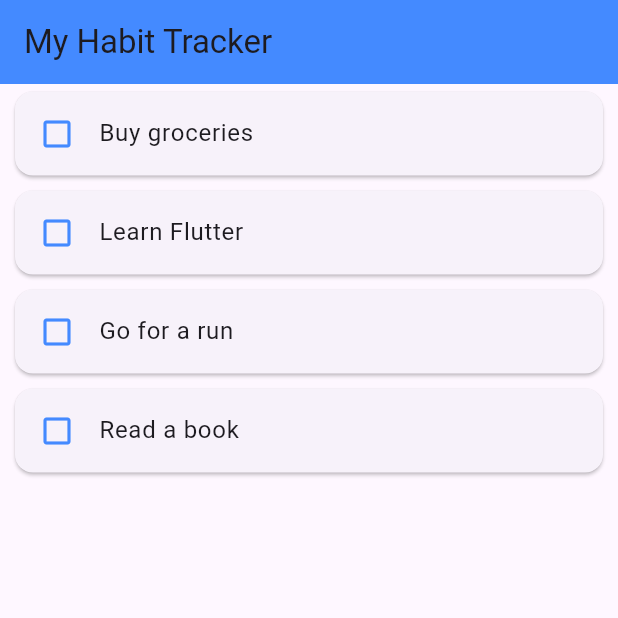
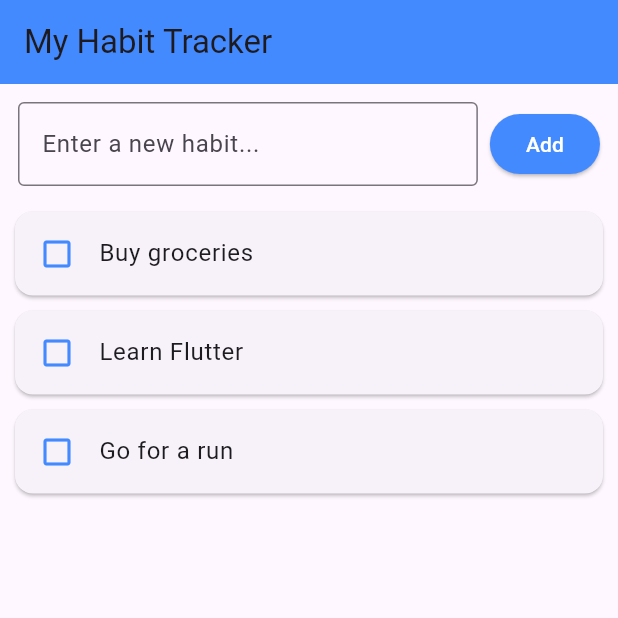
Before and after one commit to phyothant-dev/flutter-step-by-step, a Flutter app: the screen it shows after launch, on a phone screen of 412 x 824 dp, the top half of it. Run offline on Flutter 3.47's test engine with Material 3 defaults, Android fonts, the phone set to English and light mode, and no system bars.

Commit message:
Add TextField and setState interactivity to To-Do App

```diff
--- a/flutter_phase_two/lib/main.dart
+++ b/flutter_phase_two/lib/main.dart
@@ -13,7 +13,6 @@ class TodoApp extends StatelessWidget {
   }
 }
 
-// 1. This is our Stateful Widget! It monitors changes.
 class TodoListScreen extends StatefulWidget {
   const TodoListScreen({super.key});
 
@@ -21,15 +20,25 @@ class TodoListScreen extends StatefulWidget {
   State<TodoListScreen> createState() => _TodoListScreenState();
 }
 
-// 2. This is the "State" class. Our actual UI and data live here.
 class _TodoListScreenState extends State<TodoListScreen> {
-  // This is our app's memory (State). A list of tasks!
-  List<String> tasks = [
-    'Buy groceries',
-    'Learn Flutter',
-    'Go for a run',
-    'Read a book',
-  ];
+  // 1. This is our list of habits (our App Memory/State)
+  List<String> tasks = ['Buy groceries', 'Learn Flutter', 'Go for a run'];
+
+  // 2. This is the controller that captures what the user types inside the box
+  final TextEditingController _textController = TextEditingController();
+
+  // 3. This function adds a new item to our list safely
+  void _addNewTask() {
+    // If the input box is empty, don't do anything!
+    if (_textController.text.isEmpty) return;
+
+    // This is the magic function! It tells Flutter to refresh the screen with new data.
+    setState(() {
+      tasks.add(_textController.text); // Add what the user typed to our list
+      _textController
+          .clear(); // Clear out the input field so it's fresh for next time
+    });
+  }
 
   @override
   Widget build(BuildContext context) {
@@ -38,12 +47,49 @@ class _TodoListScreenState extends State<TodoListScreen> {
         title: const Text('My Habit Tracker'),
         backgroundColor: Colors.blueAccent,
       ),
-      body: ListView.builder(
-        itemCount: tasks.length, // Tells Flutter how many items are in our list
+      body: Column(
+        children: [
+          // 4. This is the input box row layout
+          Padding(
+            padding: const EdgeInsets.all(12.0),
+            child: Row(
+              children: [
+                Expanded(
+                  child: TextField(
+                    controller:
+                        _textController, // Attaching our controller here
+                    decoration: const InputDecoration(
+                      hintText: 'Enter a new habit...',
+                      border: OutlineInputBorder(),
+                    ),
+                  ),
+                ),
+                const SizedBox(width: 8),
+                // The add button right next to the text box
+                ElevatedButton(
+                  onPressed: _addNewTask,
+                  style: ElevatedButton.styleFrom(
+                    backgroundColor: Colors.blueAccent,
+                  ),
+                  child: const Text(
+                    'Add',
+                    style: TextStyle(color: Colors.white),
+                  ),
+                ),
+              ],
+            ),
+          ),
+
+          // 5. This displays our dynamic list
+          Expanded(
+            child: ListView.builder(
+              itemCount: tasks.length,
               itemBuilder: (context, index) {
-          // This function runs automatically for every item in our list
                 return Card(
-            margin: const EdgeInsets.symmetric(horizontal: 10, vertical: 5),
+                  margin: const EdgeInsets.symmetric(
+                    horizontal: 10,
+                    vertical: 5,
+                  ),
                   child: ListTile(
                     title: Text(tasks[index]),
                     leading: const Icon(
@@ -54,6 +100,9 @@ class _TodoListScreenState extends State<TodoListScreen> {
                 );
               },
             ),
+          ),
+        ],
+      ),
     );
   }
 }
```
Also changed, not shown: 1 other file. Lines whose indentation alone changed are shown as unchanged.
